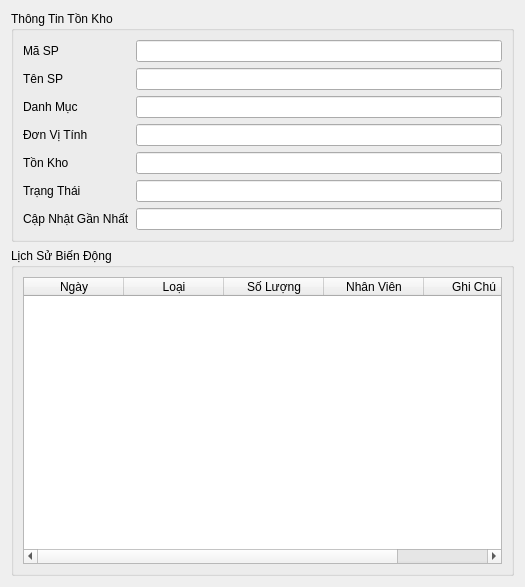
First picture: the form in ui/inventory_detail.ui, repository thinh-doan/sales-and-warehouse-management-system, before the edit.
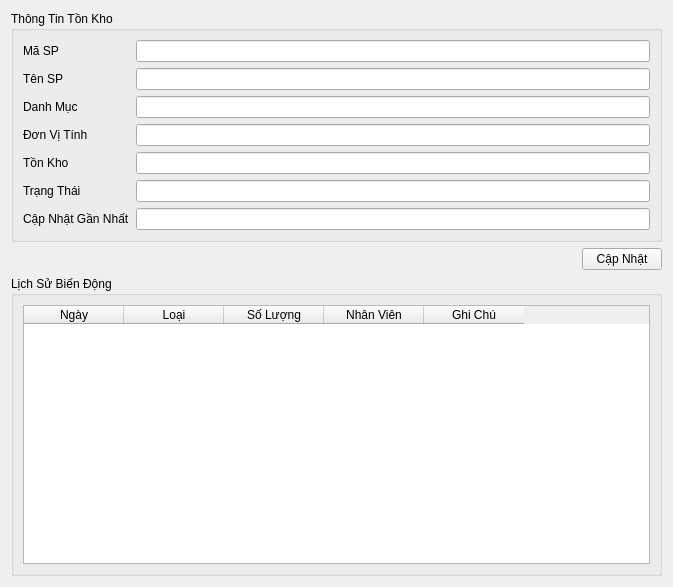
Second picture: the form after the edit.

What changed in the file:
```diff
--- a/ui/inventory_detail.ui
+++ b/ui/inventory_detail.ui
@@ -6,7 +6,7 @@
    <rect>
     <x>0</x>
     <y>0</y>
-    <width>525</width>
+    <width>673</width>
     <height>587</height>
    </rect>
   </property>
@@ -91,7 +91,31 @@
     </widget>
    </item>
    <item>
-    <widget class="QGroupBox" name="groupBox_2">
+    <layout class="QHBoxLayout" name="horizontalLayout">
+     <item>
+      <spacer name="horizontalSpacer">
+       <property name="orientation">
+        <enum>Qt::Horizontal</enum>
+       </property>
+       <property name="sizeHint" stdset="0">
+        <size>
+         <width>40</width>
+         <height>20</height>
+        </size>
+       </property>
+      </spacer>
+     </item>
+     <item>
+      <widget class="QPushButton" name="btnCapNhatTK">
+       <property name="text">
+        <string>Cập Nhật</string>
+       </property>
+      </widget>
+     </item>
+    </layout>
+   </item>
+   <item>
+    <widget class="QGroupBox" name="nhom2">
      <property name="title">
       <string>Lịch Sử Biến Động</string>
      </property>
```
Left out of the diff: 22 changed lines with no effect on the pictures.
